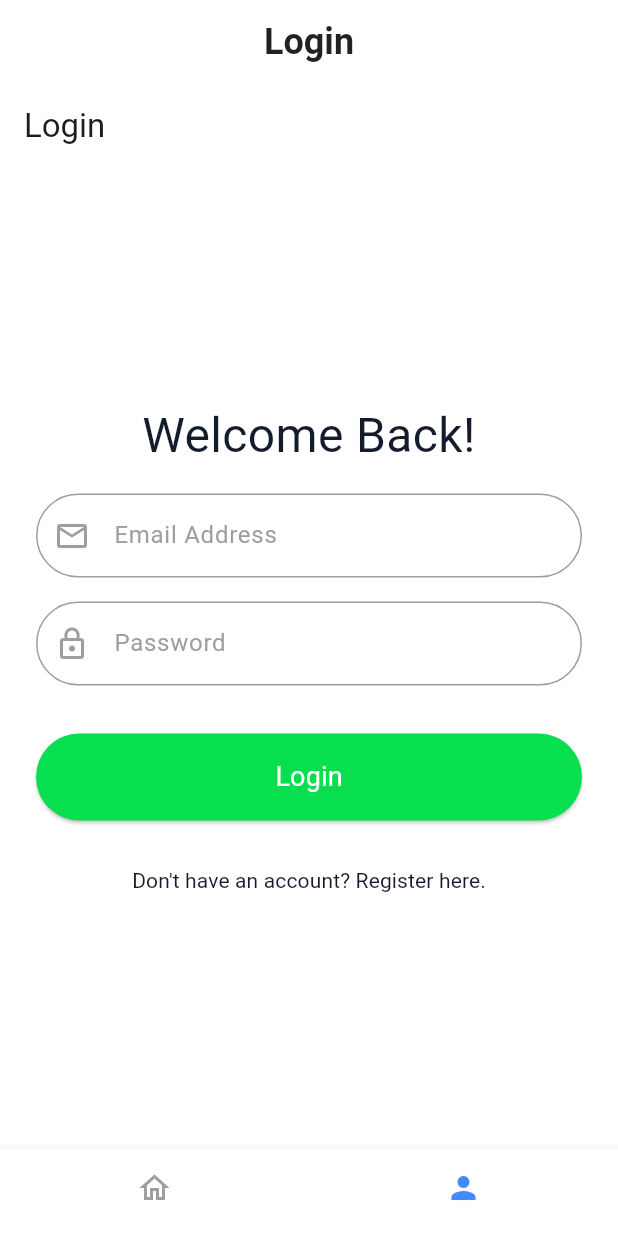
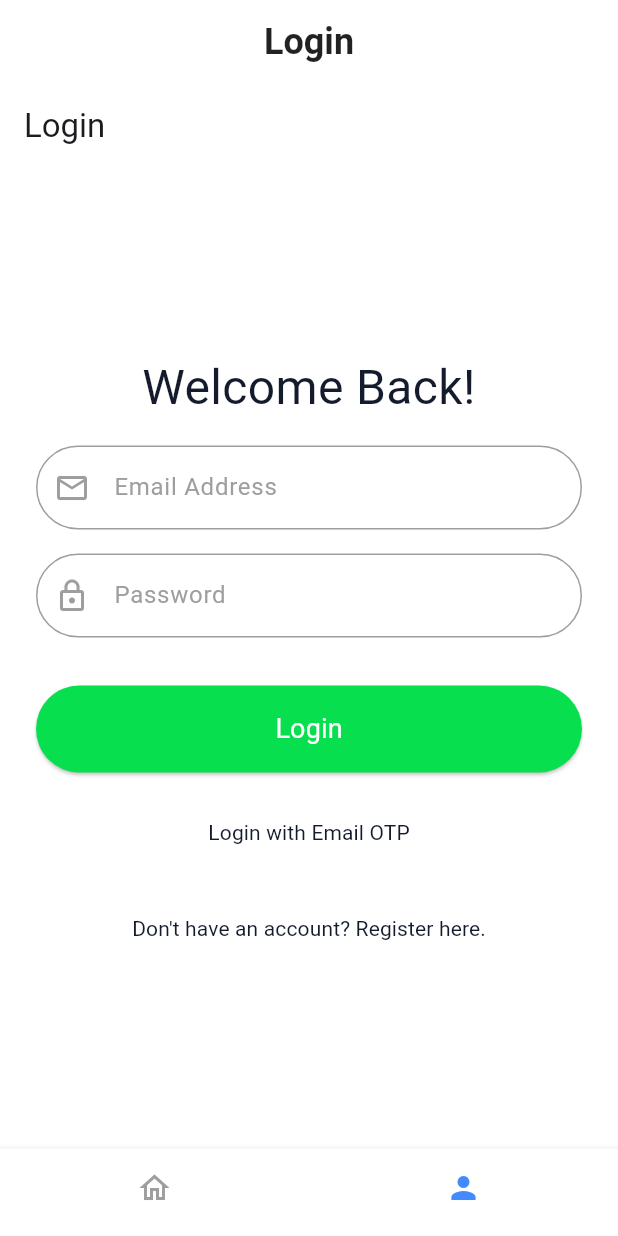
Before and after one commit to waqasraza123/dexscreener-flutter-app, a Flutter app: the screen it shows after launch, item 2 of the bottom bar chosen, on a phone screen of 412 x 824 dp. Run offline on Flutter 3.47's test engine with Material 3 defaults, Android fonts, the phone set to English and light mode, and no system bars; our stand-ins replace flutter_animate, flutter_dotenv, logger, shared_preferences, socket_io_client; missing offline and left inert: magic_sdk, purchases_flutter; accounts and stored records are empty; network calls fail.

Commit message:
magic link issues

```diff
--- a/lib/main.dart
+++ b/lib/main.dart
@@ -2,13 +2,18 @@ import 'package:dexscreener_flutter/providers/user_provider.dart';
 import 'package:flutter/material.dart';
 import 'package:flutter_dotenv/flutter_dotenv.dart';
 import 'package:provider/provider.dart';
-import './src/data_screen.dart';
 import './src/auth/login_screen.dart';
 import './src/auth/register_screen.dart';
-import './src/user/profile_screen.dart';
+import './src/main/main_screen.dart';
+import './src/main/theme.dart';
+//import '../utils/magic_link_init.dart';
+import 'src/auth/magic_link/email_otp_login_screen.dart';
 
 Future<void> main() async {
   await dotenv.load(fileName: "assets/config/.env");
+
+  // Initialize Magic Link
+  //MagicLinkInit.init();
 
   runApp(
     ChangeNotifierProvider(
@@ -25,102 +30,13 @@ class MyApp extends StatelessWidget {
   Widget build(BuildContext context) {
     return MaterialApp(
       title: 'DexScreener Tokens',
-      theme: ThemeData(
-        useMaterial3: true,
-        scaffoldBackgroundColor: Colors.white,
-      ),
-      home: const MainScreen(), // Main screen with bottom navigation
+      theme: buildAppTheme(),
+      home: const MainScreen(),
       routes: {
-        '/login': (context) => const LoginScreen(), // Define login route
-        '/register': (context) =>
-            const RegisterScreen(), // Define register route
+        '/login': (context) => const LoginScreen(),
+        '/register': (context) => const RegisterScreen(),
+        '/email-otp-login': (context) => const MagicLinkEmailOTPLoginScreen()
       },
     );
   }
 }
-
-class MainScreen extends StatefulWidget {
-  const MainScreen({super.key});
-
-  @override
-  MainScreenState createState() => MainScreenState();
-}
-
-class MainScreenState extends State<MainScreen> {
-  int _selectedIndex = 0;
-
-  // Function to handle navigation on bottom bar tap
-  void _onItemTapped(int index) {
-    setState(() {
-      _selectedIndex = index;
-    });
-  }
-
-  @override
-  Widget build(BuildContext context) {
-    final userProvider = Provider.of<UserProvider>(context, listen: true);
-    final bool isLoggedIn = userProvider.user?.accessToken != null;
-
-    // Define the two screens for the bottom navigation: Home and Profile/Login
-    final List<Widget> screens = [
-      const DataScreen(), // Home screen
-      isLoggedIn
-          ? const ProfileScreen()
-          : const LoginScreen(), // Profile if logged in, Login if not
-    ];
-
-    return Scaffold(
-      appBar: AppBar(
-        backgroundColor: Colors.white,
-        elevation: 0,
-        centerTitle: true,
-        title: Text(
-          _getTitleForIndex(_selectedIndex, isLoggedIn),
-          style: const TextStyle(
-            fontSize: 24,
-            fontWeight: FontWeight.bold,
-            color: Colors.black87,
-          ),
-        ),
-      ),
-      body: screens[_selectedIndex],
-      bottomNavigationBar: BottomNavigationBar(
-        backgroundColor: Colors.white,
-        selectedItemColor: Colors.blueAccent,
-        unselectedItemColor: Colors.grey,
-        showSelectedLabels: false,
-        showUnselectedLabels: false,
-        elevation: 5,
-        currentIndex: _selectedIndex,
-        onTap: _onItemTapped,
-        items: _buildBottomNavBarItems(isLoggedIn),
-      ),
-    );
-  }
-
-  // Helper method to build Bottom Navigation Bar items
-  List<BottomNavigationBarItem> _buildBottomNavBarItems(bool isLoggedIn) {
-    return const [
-      BottomNavigationBarItem(
-        icon: Icon(Icons.home_outlined),
-        label: 'Home',
-      ),
-      BottomNavigationBarItem(
-        icon: Icon(Icons.person),
-        label: 'Profile', // Show Profile or Login based on state
-      ),
-    ];
-  }
-
-  // Get title for AppBar based on selected index and login status
-  String _getTitleForIndex(int index, bool isLoggedIn) {
-    switch (index) {
-      case 0:
-        return 'My Dashboard'; // Home screen title
-      case 1:
-        return isLoggedIn ? 'Profile' : 'Login'; // Profile/Login screen title
-      default:
-        return '';
-    }
-  }
-}
--- a/lib/services/auth_service.dart
+++ b/lib/services/auth_service.dart
@@ -2,6 +2,8 @@ import 'dart:convert';
 import 'package:http/http.dart' as http;
 import 'package:flutter_dotenv/flutter_dotenv.dart';
 import 'package:logger/logger.dart';
+import 'package:magic_sdk/magic_sdk.dart';
+import '../utils/magic_link_init.dart';
 
 class AuthService {
   final String apiBaseURL = dotenv.env['API_BASE_URL'] ?? '';
@@ -75,4 +77,26 @@ class AuthService {
       };
     }
   }
+
+  // method for login with email OTP
+  Future<Map<String, dynamic>> loginWithEmailOTP(String email) async {
+    Logger logger = Logger();
+    logger.i("coming here");
+    logger.i(MagicLinkInit.magic);
+    //try {
+
+    final aa = await MagicLinkInit.magic.auth.loginWithEmailOTP(email: email);
+
+    logger.i(aa);
+    return {
+      'success': true,
+      'message': 'OTP sent to your email. Please check your inbox.',
+    };
+    // } catch (e) {
+    //   return {
+    //     'success': false,
+    //     'message': 'An error occurred: $e',
+    //   };
+    // }
+  }
 }
--- a/lib/src/auth/login_screen.dart
+++ b/lib/src/auth/login_screen.dart
@@ -140,6 +140,20 @@ class LoginScreenState extends State<LoginScreen> {
                         ),
                       ),
                 const SizedBox(height: 16),
+                // New button to navigate to Email OTP Login Screen
+                TextButton(
+                  onPressed: () {
+                    Navigator.pushNamed(context, '/email-otp-login');
+                  },
+                  child: const Text(
+                    'Login with Email OTP',
+                    style: TextStyle(
+                      color: deepBlue,
+                      fontWeight: FontWeight.normal,
+                    ),
+                  ),
+                ),
+                const SizedBox(height: 16),
                 TextButton(
                   onPressed: () {
                     Navigator.pushNamed(context, '/register');
--- /dev/null
+++ b/lib/src/main/bottom_navigation.dart
@@ -0,0 +1,15 @@
+import 'package:flutter/material.dart';
+
+// Helper method to build Bottom Navigation Bar items
+List<BottomNavigationBarItem> buildBottomNavBarItems(bool isLoggedIn) {
+  return const [
+    BottomNavigationBarItem(
+      icon: Icon(Icons.home_outlined),
+      label: 'Home',
+    ),
+    BottomNavigationBarItem(
+      icon: Icon(Icons.person),
+      label: 'Profile',
+    ),
+  ];
+}
--- /dev/null
+++ b/lib/src/main/main_screen.dart
@@ -0,0 +1,79 @@
+import 'package:flutter/material.dart';
+import 'package:provider/provider.dart';
+import 'package:dexscreener_flutter/providers/user_provider.dart';
+import '../data_screen.dart';
+import '../user/profile_screen.dart';
+import '../auth/login_screen.dart';
+import 'bottom_navigation.dart';
+
+class MainScreen extends StatefulWidget {
+  const MainScreen({super.key});
+
+  @override
+  MainScreenState createState() => MainScreenState();
+}
+
+class MainScreenState extends State<MainScreen> {
+  int _selectedIndex = 0;
+
+  // Function to handle navigation on bottom bar tap
+  void _onItemTapped(int index) {
+    setState(() {
+      _selectedIndex = index;
+    });
+  }
+
+  @override
+  Widget build(BuildContext context) {
+    final userProvider = Provider.of<UserProvider>(context, listen: true);
+    final bool isLoggedIn = userProvider.user?.accessToken != null;
+
+    // Define the two screens for the bottom navigation: Home and Profile/Login
+    final List<Widget> screens = [
+      const DataScreen(), // Home screen
+      isLoggedIn
+          ? const ProfileScreen()
+          : const LoginScreen(), // Profile or Login
+    ];
+
+    return Scaffold(
+      appBar: AppBar(
+        backgroundColor: Colors.white,
+        elevation: 0,
+        centerTitle: true,
+        title: Text(
+          _getTitleForIndex(_selectedIndex, isLoggedIn),
+          style: const TextStyle(
+            fontSize: 24,
+            fontWeight: FontWeight.bold,
+            color: Colors.black87,
+          ),
+        ),
+      ),
+      body: screens[_selectedIndex],
+      bottomNavigationBar: BottomNavigationBar(
+        backgroundColor: Colors.white,
+        selectedItemColor: Colors.blueAccent,
+        unselectedItemColor: Colors.grey,
+        showSelectedLabels: false,
+        showUnselectedLabels: false,
+        elevation: 5,
+        currentIndex: _selectedIndex,
+        onTap: _onItemTapped,
+        items: buildBottomNavBarItems(isLoggedIn), // Use external method
+      ),
+    );
+  }
+
+  // Get title for AppBar based on selected index and login status
+  String _getTitleForIndex(int index, bool isLoggedIn) {
+    switch (index) {
+      case 0:
+        return 'My Dashboard';
+      case 1:
+        return isLoggedIn ? 'Profile' : 'Login';
+      default:
+        return '';
+    }
+  }
+}
--- /dev/null
+++ b/lib/src/main/theme.dart
@@ -0,0 +1,8 @@
+import 'package:flutter/material.dart';
+
+ThemeData buildAppTheme() {
+  return ThemeData(
+    useMaterial3: true,
+    scaffoldBackgroundColor: Colors.white,
+  );
+}
--- a/lib/src/token/token_transfers/transfer_card.dart
+++ b/lib/src/token/token_transfers/transfer_card.dart
@@ -20,7 +20,7 @@ class TransferCard extends StatelessWidget {
       ],
       child: Container(
         margin: const EdgeInsets.symmetric(vertical: 8), // Margin between cards
-        height: 250, // Increased height to reduce overflow
+        height: 270, // Increased height to reduce overflow
         width: double.infinity,
         padding: const EdgeInsets.all(16), // Adjusted padding
         decoration: BoxDecoration(
--- a/pubspec.yaml
+++ b/pubspec.yaml
@@ -1,5 +1,5 @@
 name: dexscreener_flutter
-description: "Decentralized Echange Tokens | Analysis | Predictions | Trends."
+description: "Decentralized Exchange Tokens | Analysis | Predictions | Trends."
 publish_to: 'none'
 version: 1.0.0+1
 
@@ -22,6 +22,9 @@ dependencies:
   intl: ^0.17.0
   purchases_flutter: ^6.0.0
   flutter_animate: ^4.5.0
+  magic_sdk: ^6.0.1
+  webview_flutter: ^4.9.0
+  webview_flutter_wkwebview: ^3.16.0
 
 dev_dependencies:
   flutter_test:
```
Also changed, not shown: lib/services/magic_auth_service.dart (added, +21 -0 lines), lib/src/auth/magic_link/email_otp_login_screen.dart (added, +62 -0 lines), lib/src/auth/magic_link/magic_link_otp_verification_screen.dart (added, +64 -0 lines), lib/utils/magic_link_init.dart (added, +18 -0 lines), pubspec.lock.
